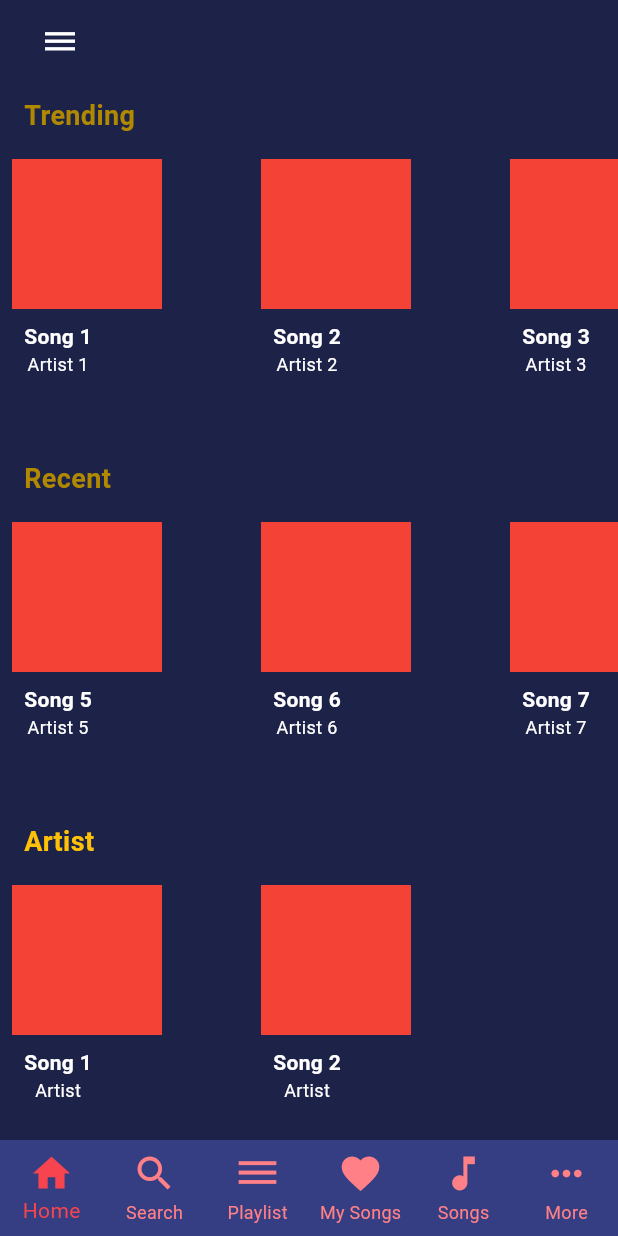
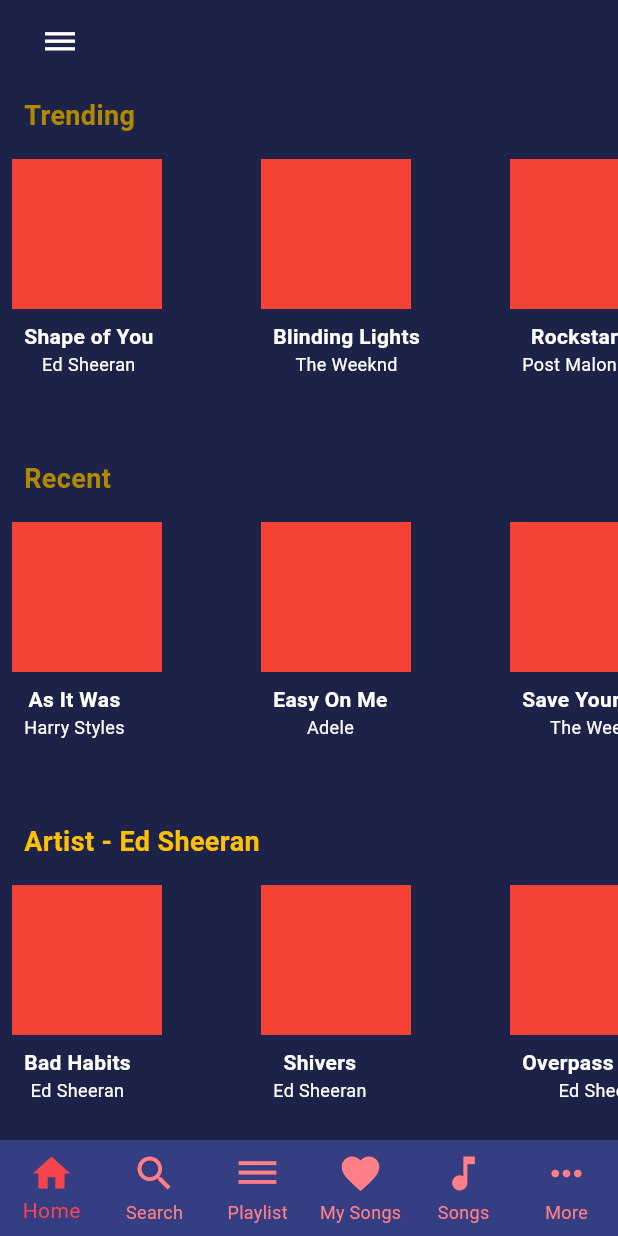
Before and after one commit to Marta-24/Firebase, a Flutter app: the screen it shows after launch, on a phone screen of 412 x 824 dp. Run offline on Flutter 3.47's test engine with Material 3 defaults, Android fonts, the phone set to English and light mode, and no system bars; our stand-ins replace shared_preferences.

Commit message:
adding songs manually
i was trying to work on making the songs random, but the api is only for lyrics, so i was not sure how to do it

```diff
--- a/lib/pages/home_page.dart
+++ b/lib/pages/home_page.dart
@@ -4,15 +4,29 @@
 import '../pages/song_page.dart';
 
 class HomePage extends StatelessWidget {
-  final List<Music> trendingMusic;
-  final List<Music> recentMusic;
-  final List<Music> artistMusic;
+  final List<Music> trendingMusic = [
+    Music(title: "Shape of You", artist: "Ed Sheeran"),
+    Music(title: "Blinding Lights", artist: "The Weeknd"),
+    Music(title: "Rockstar", artist: "Post Malone"),
+    Music(title: "Closer", artist: "The Chainsmokers"),
+  ];
 
-  const HomePage({
-    Key? key,
-    required this.trendingMusic,
-    required this.recentMusic,
-    required this.artistMusic,
+  final List<Music> recentMusic = [
+    Music(title: "As It Was", artist: "Harry Styles"),
+    Music(title: "Easy On Me", artist: "Adele"),
+    Music(title: "Save Your Tears", artist: "The Weeknd"),
+    Music(title: "Levitating", artist: "Dua Lipa"),
+  ];
+
+  final List<Music> artistMusic = [
+    Music(title: "Bad Habits", artist: "Ed Sheeran"),
+    Music(title: "Shivers", artist: "Ed Sheeran"),
+    Music(title: "Overpass Graffiti", artist: "Ed Sheeran"),
+    Music(title: "Visiting Hours", artist: "Ed Sheeran"),
+  ];
+
+  HomePage({
+    Key? key, required List<Music> trendingMusic, required List<Music> recentMusic, required List<Music> artistMusic,
   }) : super(key: key);
 
   @override
@@ -36,7 +50,7 @@
           titleColor: const Color.fromARGB(255, 176, 137, 0),
         ),
         SectionWidget(
-          title: 'Artist',
+          title: 'Artist - Ed Sheeran',
           musicList: artistMusic,
           onSongTap: (Music music) {
             _navigateToSongPage(context, music);
@@ -53,7 +67,8 @@
       MaterialPageRoute(
         builder: (context) => SongPage(
           title: music.title,
-          artist: music.artist, lyrics: '',
+          artist: music.artist,
+          lyrics: '',
         ),
       ),
     );
```
